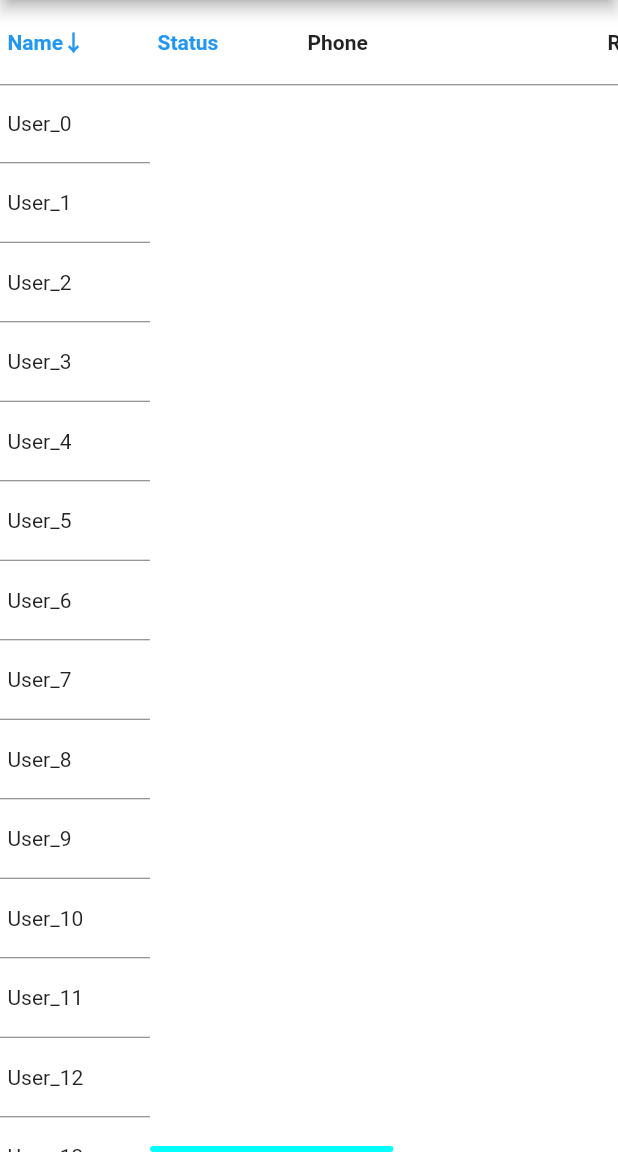
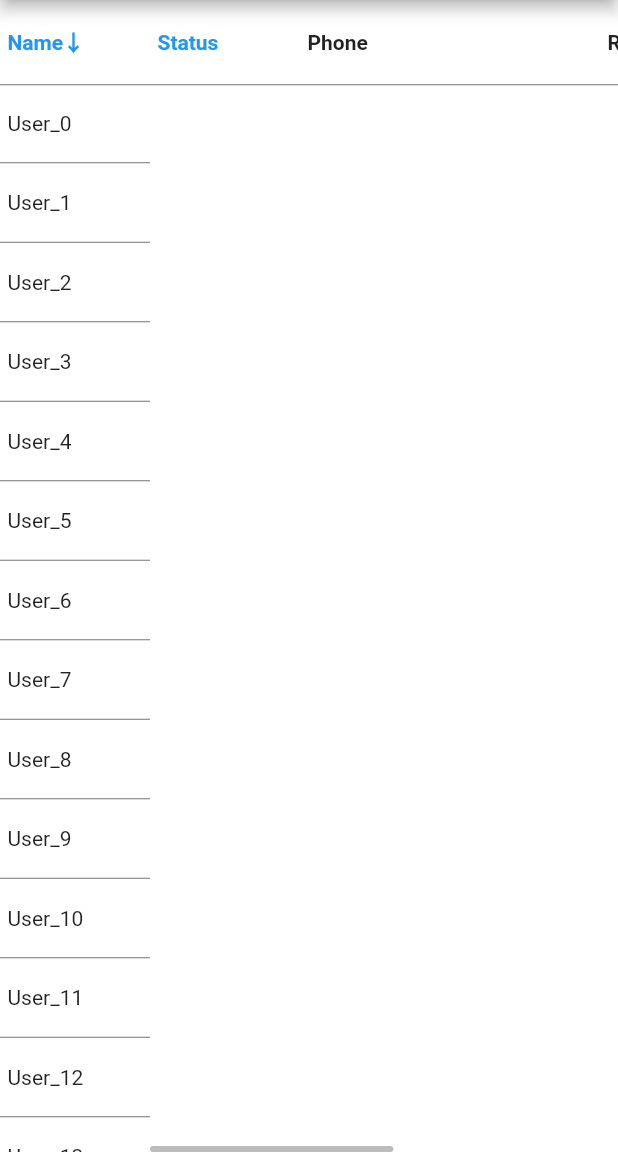
Before and after one commit to MayLau-CbL/flutter_horizontal_data_table, a Flutter app: the screen it shows after launch, on a phone screen of 412 x 824 dp, the part 84-1236 px from its top. Run offline on Flutter 3.47's test engine with Material 2 defaults, Android fonts, the phone set to English and light mode, and no system bars; statements that could not run were skipped.

Commit message:
Update: disable scrollbar thumb color (#34)

```diff
--- a/example/lib/main.dart
+++ b/example/lib/main.dart
@@ -68,13 +68,11 @@ class _MyHomePageState extends State<MyHomePage> {
         rightHandSideColBackgroundColor: Color(0xFFFFFFFF),
         verticalScrollbarStyle: const ScrollbarStyle(
           isAlwaysShown: true,
-          thumbColor: Color(0xFFFFFF00),
           thickness: 4.0,
           radius: Radius.circular(5.0),
         ),
         horizontalScrollbarStyle: const ScrollbarStyle(
           isAlwaysShown: true,
-          thumbColor: Color(0xFF00FFFF),
           thickness: 4.0,
           radius: Radius.circular(5.0),
         ),
--- a/lib/scroll/custom_scroll_bar.dart
+++ b/lib/scroll/custom_scroll_bar.dart
@@ -16,16 +16,17 @@ class CustomScrollBar extends StatelessWidget {
 
   @override
   Widget build(BuildContext context) {
-    if (this.scrollbarStyle?.thumbColor != null) {
-      return RawScrollbar(
-        controller: this.controller,
-        isAlwaysShown: this.scrollbarStyle.isAlwaysShown,
-        thickness: this.scrollbarStyle.thickness,
-        radius: this.scrollbarStyle.radius,
-        thumbColor: this.scrollbarStyle.thumbColor,
-        child: this.child,
-      );
-    }
+    ///wait until [RawScollbar] stable or use beta version.
+    // if (this.scrollbarStyle?.thumbColor != null) {
+    //   return RawScrollbar(
+    //     controller: this.controller,
+    //     isAlwaysShown: this.scrollbarStyle.isAlwaysShown,
+    //     thickness: this.scrollbarStyle.thickness,
+    //     radius: this.scrollbarStyle.radius,
+    //     thumbColor: this.scrollbarStyle.thumbColor,
+    //     child: this.child,
+    //   );
+    // }
 
     return Scrollbar(
       controller: this.controller,
--- a/lib/scroll/scroll_bar_style.dart
+++ b/lib/scroll/scroll_bar_style.dart
@@ -13,13 +13,9 @@ class ScrollbarStyle {
   ///Set raius of the thumb. If radius is null, the default value is platform dependent.
   final Radius radius;
 
-  ///Set customized thumb color. If thumbColor is null, the default value is platform dependent.
-  final Color thumbColor;
-
   const ScrollbarStyle({
     this.isAlwaysShown = false,
     this.thickness,
     this.radius,
-    this.thumbColor,
   });
 }
--- a/pubspec.yaml
+++ b/pubspec.yaml
@@ -1,6 +1,6 @@
 name: horizontal_data_table
 description: A horizontal data table with a fixed column on left handside.
-version: 2.4.0+1
+version: 2.5.0
 author: May Lau<may.lau.dev@gmail.com>
 homepage: https://github.com/MayLau-CbL/flutter_horizontal_data_table
 
```
Also changed, not shown: example/pubspec.lock, 2 other files.
